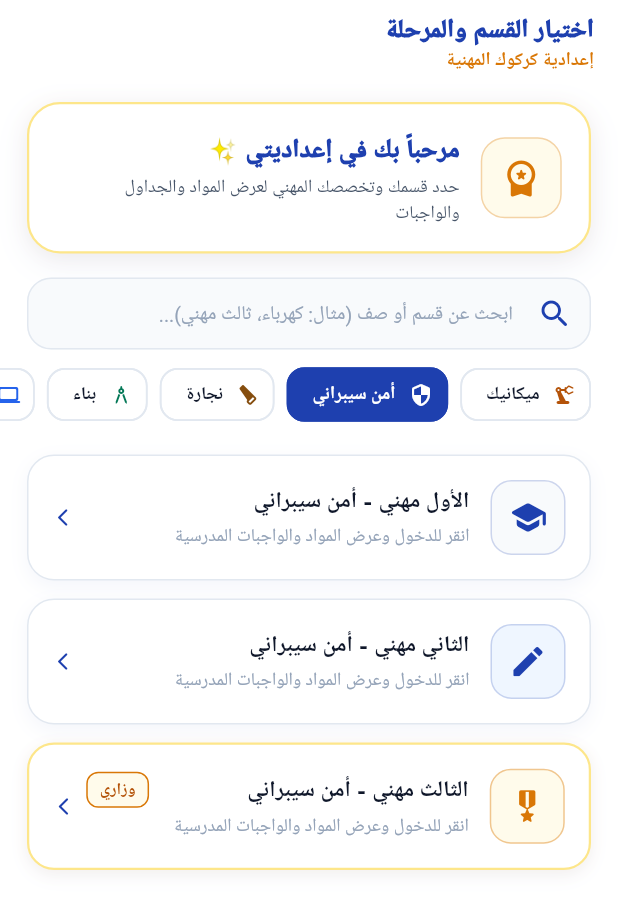
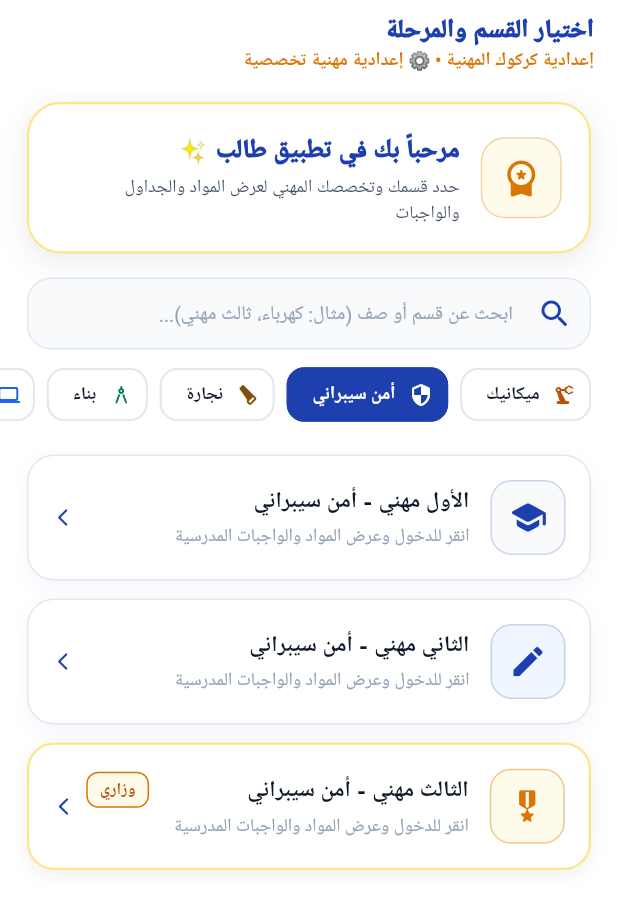
Before and after one commit to aliblueprints410-svg/Idadayati_app_project, a Flutter app: the screen it shows after launch, after a tap on "تخطي", after a tap on "دخول سريع تجريبي", after a tap on "أمن سيبراني", on a phone screen of 412 x 824 dp. Shown: the top 909 px of the screen. Run offline on Flutter 3.47's test engine with Material 3 defaults, Android fonts, the phone set to English and light mode, and no system bars; our stand-ins replace cached_network_image, file_picker, flutter_dotenv, flutter_image_compress, flutter_riverpod, flutter_spinkit and 7 more; missing offline and left inert: dart:js_interop, mobile_scanner, onesignal_flutter; accounts and stored records are empty; network calls fail; Roboto replaces fonts that are missing (Cairo).

Commit message:
feat: unify platform under Taleb App (taleb_* tables, adaptive school types)

```diff
--- a/lib/core/constants/app_constants.dart
+++ b/lib/core/constants/app_constants.dart
@@ -1,7 +1,7 @@
 class AppConstants {
-  static const String appName = 'إعداديتي';
+  static const String appName = 'طالب';
   static const String appVersion = 'v 1.0.0';
-  static const String appTagline = 'المنصة الذكية للتعليم المهني والإعدادي';
+  static const String appTagline = 'المنصة التعليمية الذكية لكافة المراحل الدراسية';
 
   // Kirkuk Vocational Preparatory School (إعدادية كركوك المهنية)
   static const String kirkukVocSchoolId = 'f8e7d6c5-b4a3-4210-9876-543210abcdef';
--- a/lib/core/constants/app_tables.dart
+++ b/lib/core/constants/app_tables.dart
@@ -1,5 +1,5 @@
 class AppTables {
-  static const String prefix = 'idadayati_';
+  static const String prefix = 'taleb_';
 
   static const String schools = '${prefix}schools';
   static const String schoolTeachers = '${prefix}school_teachers';
--- a/lib/features/auth/models/school.dart
+++ b/lib/features/auth/models/school.dart
@@ -2,39 +2,69 @@ class School {
   final String id;
   final String name;
   final String schoolCode;
-  final String stage; // 'vocational', 'preparatory', 'middle', 'primary'
+  final String schoolType; // 'vocational', 'academic', 'middle', 'primary'
+  final String stage;
 
   const School({
     required this.id,
     required this.name,
     required this.schoolCode,
-    this.stage = 'vocational',
+    this.schoolType = 'middle',
+    this.stage = 'middle',
   });
 
   bool get isVocational =>
+      schoolType.toLowerCase() == 'vocational' ||
       stage.toLowerCase() == 'vocational' ||
       name.contains('مهن') ||
-      name.contains('إعداد') ||
-      name.contains('اعداد') ||
       name.contains('صناع');
 
-  bool get isMiddle => stage.toLowerCase() == 'middle' || name.contains('متوسط');
-  bool get isPrimary => !isVocational && !isMiddle;
+  bool get isAcademic =>
+      schoolType.toLowerCase() == 'academic' ||
+      stage.toLowerCase() == 'academic' ||
+      (!isVocational && (name.contains('إعداد') || name.contains('اعداد') || name.contains('متميز')));
+
+  bool get isMiddle =>
+      schoolType.toLowerCase() == 'middle' ||
+      stage.toLowerCase() == 'middle' ||
+      name.contains('متوسط');
+
+  bool get isPrimary =>
+      schoolType.toLowerCase() == 'primary' ||
+      stage.toLowerCase() == 'primary' ||
+      name.contains('ابتدائ');
+
+  String get typeLabel {
+    if (isVocational) return '⚙️ إعدادية مهنية تخصصية';
+    if (isAcademic) return '🔬 إعدادية أكاديمية (علمي / أدبي)';
+    if (isMiddle) return '📘 مدرسة متوسطة';
+    if (isPrimary) return '🌱 مدرسة ابتدائية';
+    return '🏫 مدرسة تعليمية';
+  }
 
   factory School.fromJson(Map<String, dynamic> json) {
     final nameStr = json['name']?.toString() ?? '';
-    String defaultStage = 'vocational';
-    if (nameStr.contains('متوسط')) {
-      defaultStage = 'middle';
+    final rawType = (json['school_type'] ?? json['stage'])?.toString().toLowerCase() ?? '';
+
+    String detectedType = 'middle';
+    if (rawType.isNotEmpty) {
+      detectedType = rawType;
+    } else if (nameStr.contains('مهن') || nameStr.contains('صناع')) {
+      detectedType = 'vocational';
+    } else if (nameStr.contains('إعداد') || nameStr.contains('اعداد') || nameStr.contains('متميز')) {
+      detectedType = 'academic';
     } else if (nameStr.contains('ابتدائ')) {
-      defaultStage = 'primary';
+      detectedType = 'primary';
+    } else if (nameStr.contains('متوسط')) {
+      detectedType = 'middle';
     }
 
     return School(
       id: json['id'] ?? '',
       name: nameStr,
       schoolCode: json['school_code'] ?? '',
-      stage: json['stage'] ?? defaultStage,
+      schoolType: detectedType,
+      stage: json['stage'] ?? detectedType,
     );
   }
 
@@ -43,6 +73,7 @@ class School {
       'id': id,
       'name': name,
       'school_code': schoolCode,
+      'school_type': schoolType,
       'stage': stage,
     };
   }
--- a/lib/features/homework/services/homework_service.dart
+++ b/lib/features/homework/services/homework_service.dart
@@ -549,7 +549,108 @@ class HomeworkService {
       }
     } catch (_) {}
 
-    // Auto-provision 27 vocational classes across 9 departments for Idadayati
+    // Check school type from taleb_schools
+    String schoolType = 'vocational';
+    try {
+      final sRow = await _supabase
+          .from(AppTables.schools)
+          .select('school_type, stage, name')
+          .eq('id', cleanSchoolId)
+          .maybeSingle();
+      if (sRow != null) {
+        final rawType = (sRow['school_type'] ?? sRow['stage'])?.toString().toLowerCase() ?? '';
+        final sName = sRow['name']?.toString() ?? '';
+        if (rawType.isNotEmpty) {
+          schoolType = rawType;
+        } else if (sName.contains('متوسط')) {
+          schoolType = 'middle';
+        } else if (sName.contains('ابتدائ')) {
+          schoolType = 'primary';
+        } else if (sName.contains('إعداد') || sName.contains('اعداد') || sName.contains('متميز')) {
+          schoolType = 'academic';
+        }
+      }
+    } catch (_) {}
+
+    const uuid = Uuid();
+    final List<SchoolClass> generatedClasses = [];
+    final List<Map<String, dynamic>> toInsert = [];
+    int orderCounter = 1;
+
+    if (schoolType == 'primary') {
+      final primaryNames = [
+        'الأول الابتدائي',
+        'الثاني الابتدائي',
+        'الثالث الابتدائي',
+        'الرابع الابتدائي',
+        'الخامس الابتدائي',
+        'السادس الابتدائي (بكالوريا)',
+      ];
+      for (final pName in primaryNames) {
+        final cId = uuid.v5(Namespace.url.value, 'taleb_class_${cleanSchoolId}_$orderCounter');
+        generatedClasses.add(SchoolClass(
+          id: cId,
+          schoolId: cleanSchoolId,
+          name: pName,
+          order: orderCounter,
+        ));
+        toInsert.add({
+          'id': cId,
+          'school_id': cleanSchoolId,
+          'name': pName,
+          'order': orderCounter,
+        });
+        orderCounter++;
+      }
+    } else if (schoolType == 'middle') {
+      final middleNames = [
+        'الأول المتوسط',
+        'الثاني المتوسط',
+        'الثالث المتوسط (وزاري)',
+      ];
+      for (final mName in middleNames) {
+        final cId = uuid.v5(Namespace.url.value, 'taleb_class_${cleanSchoolId}_$orderCounter');
+        generatedClasses.add(SchoolClass(
+          id: cId,
+          schoolId: cleanSchoolId,
+          name: mName,
+          order: orderCounter,
+        ));
+        toInsert.add({
+          'id': cId,
+          'school_id': cleanSchoolId,
+          'name': mName,
+          'order': orderCounter,
+        });
+        orderCounter++;
+      }
+    } else if (schoolType == 'academic') {
+      final academicNames = [
+        'الرابع العلمي',
+        'الرابع الأدبي',
+        'الخامس العلمي',
+        'الخامس الأدبي',
+        'السادس العلمي (وزاري)',
+        'السادس الأدبي (وزاري)',
+      ];
+      for (final aName in academicNames) {
+        final cId = uuid.v5(Namespace.url.value, 'taleb_class_${cleanSchoolId}_$orderCounter');
+        generatedClasses.add(SchoolClass(
+          id: cId,
+          schoolId: cleanSchoolId,
+          name: aName,
+          order: orderCounter,
+        ));
+        toInsert.add({
+          'id': cId,
+          'school_id': cleanSchoolId,
+          'name': aName,
+          'order': orderCounter,
+        });
+        orderCounter++;
+      }
+    } else {
+      // Auto-provision 27 vocational classes across 9 departments for Vocational Schools
       final List<String> vocationalDepartments = [
         'ميكانيك',
         'أمن سيبراني',
@@ -562,24 +663,18 @@ class HomeworkService {
         'بتروكيمياوي',
       ];
 
-    const uuid = Uuid();
-    final List<SchoolClass> vocationalClasses = [];
-    final List<Map<String, dynamic>> toInsertVocational = [];
-    int orderCounter = 1;
-
       for (final dept in vocationalDepartments) {
         final stages = ['الأول مهني', 'الثاني مهني', 'الثالث مهني'];
         for (int s = 0; s < stages.length; s++) {
           final className = '${stages[s]} - $dept';
-        final cId = uuid.v5(Namespace.url.value, 'idadayati_class_${cleanSchoolId}_$orderCounter');
-        final schoolClass = SchoolClass(
+          final cId = uuid.v5(Namespace.url.value, 'taleb_class_${cleanSchoolId}_$orderCounter');
+          generatedClasses.add(SchoolClass(
             id: cId,
             schoolId: cleanSchoolId,
             name: className,
             order: orderCounter,
-        );
-        vocationalClasses.add(schoolClass);
-        toInsertVocational.add({
+          ));
+          toInsert.add({
             'id': cId,
             'school_id': cleanSchoolId,
             'name': className,
@@ -588,12 +683,13 @@ class HomeworkService {
           orderCounter++;
         }
       }
-
-    try {
-      await _supabase.from(AppTables.classes).insert(toInsertVocational);
-    } catch (_) {}
-
-    return vocationalClasses;
+    }
+
+    try {
+      await _supabase.from(AppTables.classes).insert(toInsert);
+    } catch (_) {}
+
+    return generatedClasses;
   }
 
   // Get subjects for a specific class (with monotonic revision comparison between local & cloud)
--- a/lib/features/homework/views/grade_selection_screen.dart
+++ b/lib/features/homework/views/grade_selection_screen.dart
@@ -96,7 +96,8 @@ class _GradeSelectionScreenState extends ConsumerState<GradeSelectionScreen> {
     final schoolName = activeSchool?.name ?? localStorage.getSchoolName() ?? AppConstants.kirkukVocSchoolName;
     final hPadding = Responsive.getHorizontalPadding(context);
     final isDark = Theme.of(context).brightness == Brightness.dark;
-    final isLockedToDepartment = widget.departmentFilter != null && widget.departmentFilter!.isNotEmpty;
+    final isVocational = activeSchool?.isVocational ?? (schoolName.contains('مهن') || schoolName.contains('صناع'));
+    final isLockedToDepartment = isVocational && widget.departmentFilter != null && widget.departmentFilter!.isNotEmpty;
     final currentDepartment = isLockedToDepartment ? widget.departmentFilter! : _selectedDepartment;
 
     if (schoolId == null) {
@@ -118,11 +119,15 @@ class _GradeSelectionScreenState extends ConsumerState<GradeSelectionScreen> {
           mainAxisSize: MainAxisSize.min,
           children: [
             Text(
-              isLockedToDepartment ? 'تغيير الصف' : 'اختيار القسم والمرحلة',
+              isLockedToDepartment
+                  ? 'تغيير المرحلة'
+                  : (isVocational ? 'اختيار القسم والمرحلة' : 'اختيار الصف الدراسي'),
               style: TextStyle(fontWeight: FontWeight.w900, fontSize: 17, color: isDark ? Colors.white : AppColors.primary),
             ),
             Text(
-              isLockedToDepartment ? currentDepartment : (schoolName.isNotEmpty ? schoolName : ''),
+              isLockedToDepartment
+                  ? currentDepartment
+                  : (schoolName.isNotEmpty ? '$schoolName • ${activeSchool?.typeLabel ?? ""}' : ''),
               style: const TextStyle(fontSize: 12, color: AppColors.gold, fontWeight: FontWeight.bold),
             ),
           ],
@@ -183,7 +188,7 @@ class _GradeSelectionScreenState extends ConsumerState<GradeSelectionScreen> {
                             crossAxisAlignment: CrossAxisAlignment.start,
                             children: [
                               Text(
-                                isLockedToDepartment ? 'تغيير المرحلة الدراسية ✨' : 'مرحباً بك في إعداديتي ✨',
+                                isLockedToDepartment ? 'تغيير المرحلة الدراسية ✨' : 'مرحباً بك في تطبيق طالب ✨',
                                 style: TextStyle(
                                   color: isDark ? Colors.white : AppColors.primary,
                                   fontSize: 17,
@@ -192,9 +197,11 @@ class _GradeSelectionScreenState extends ConsumerState<GradeSelectionScreen> {
                               ),
                               const SizedBox(height: 4),
                               Text(
-                                isLockedToDepartment
-                                    ? 'قسم: $currentDepartment • اختر مرحلتك لعرض المواد'
-                                    : 'حدد قسمك وتخصصك المهني لعرض المواد والجداول والواجبات',
+                                isVocational
+                                    ? (isLockedToDepartment
+                                        ? 'قسم: $currentDepartment • اختر مرحلتك لعرض المواد'
+                                        : 'حدد قسمك وتخصصك المهني لعرض المواد والجداول والواجبات')
+                                    : 'اختر صفك الدراسي لعرض المواد والواجبات والجدول الأسبوعي',
                                 style: TextStyle(
                                   color: isDark ? AppColors.darkTextSecondary : AppColors.textSecondary,
                                   fontSize: 12,
@@ -247,8 +254,8 @@ class _GradeSelectionScreenState extends ConsumerState<GradeSelectionScreen> {
                   ),
                 ),
 
-                // Horizontal Department Filter Chips (Shown only when departments selection is enabled and not locked)
-                if (widget.showDepartments && !isLockedToDepartment)
+                // Horizontal Department Filter Chips (Shown only for Vocational schools)
+                if (isVocational && widget.showDepartments && !isLockedToDepartment)
                   SizedBox(
                     height: 48,
                     child: ListView.builder(
@@ -302,9 +309,10 @@ class _GradeSelectionScreenState extends ConsumerState<GradeSelectionScreen> {
                 Expanded(
                   child: classesAsync.when(
                     data: (classes) {
-                      // Filter by selected department and search query
+                      // Filter by department (if vocational) and search query
                       final filtered = classes.where((c) {
-                        final matchesDept = currentDepartment.isEmpty ||
+                        final matchesDept = !isVocational ||
+                            currentDepartment.isEmpty ||
                             c.name.contains(currentDepartment) ||
                             currentDepartment.contains(c.name.replaceAll('الأول مهني - ', '').replaceAll('الثاني مهني - ', '').replaceAll('الثالث مهني - ', ''));
 
```
Also changed, not shown: 2 other files. Lines whose indentation alone changed are shown as unchanged.
